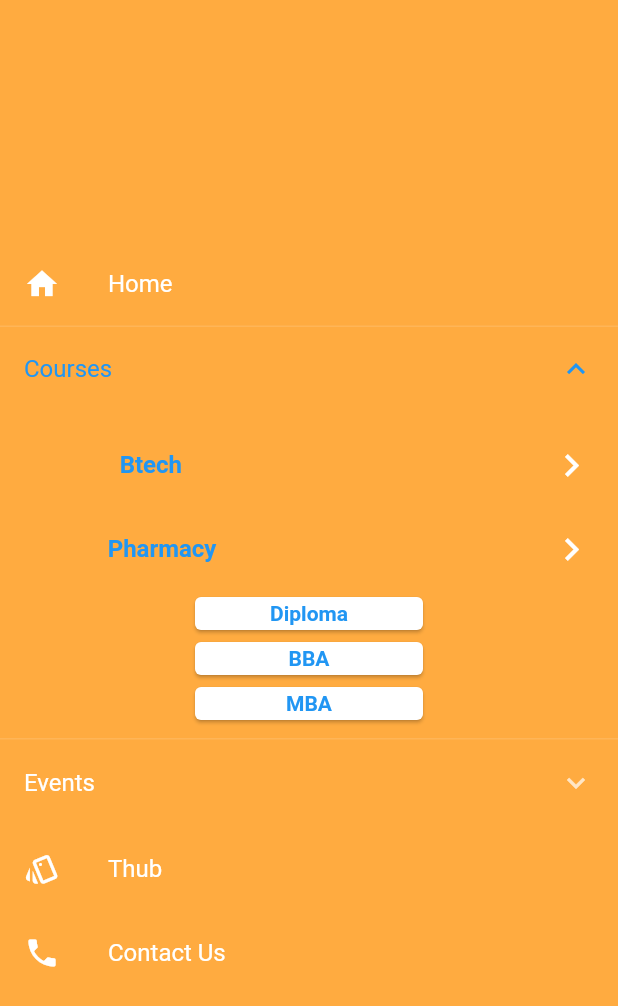
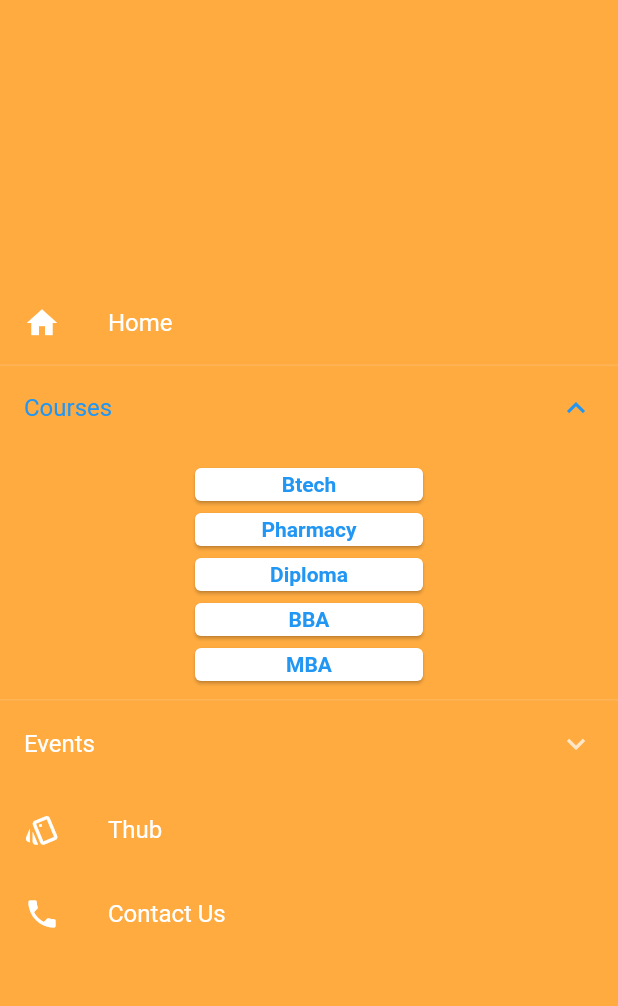
Before and after one commit to 21P31A04N8/Aditya_App, a Flutter app: the MenuScreen screen opened directly with empty values, after a tap on "Courses", on a phone screen of 412 x 824 dp. Shown: the top 1006 px of the screen. Run offline on Flutter 3.47's test engine with Material 2 defaults, Android fonts, the phone set to English and light mode, and no system bars; our stand-ins replace carousel_slider, flutter_zoom_drawer; missing offline and left inert: slide_action; network calls fail; key blocks and very long unbroken strings in the code were emptied for the run.

```diff
--- a/lib/Courses/Btech/ACET/Acet_Brancehes.dart
+++ b/lib/Courses/Btech/ACET/Acet_Brancehes.dart
@@ -18,7 +18,7 @@ class _BranchesState extends State<Branches>
     super.initState();
 
     controller =
-        AnimationController(vsync: this, duration: Duration(seconds: 3));
+        AnimationController(vsync: this, duration: Duration(seconds: 1));
     container = Tween<double>(begin: 200, end: 1000).animate(controller!);
 
     controller!.addListener(() {
--- a/lib/Courses/Btech/ACOE/Acoe_Branches.dart
+++ b/lib/Courses/Btech/ACOE/Acoe_Branches.dart
@@ -1,4 +1,3 @@
-//omm
 import 'package:flutter/cupertino.dart';
 import 'package:flutter/material.dart';
 
--- a/lib/Courses/Btech/Btech.dart
+++ b/lib/Courses/Btech/Btech.dart
@@ -1,6 +1,7 @@
 import 'package:flutter/material.dart';
 import 'package:flutter_zoom_drawer/flutter_zoom_drawer.dart';
 import 'package:myapplication/Courses/Btech/ACET/Acet_home.dart';
+import 'package:myapplication/Courses/Btech/ACOE/Acoe_home.dart';
 
 class Btech extends StatefulWidget {
   const Btech({super.key});
@@ -30,6 +31,9 @@ class _BtechState extends State<Btech> {
             title: Text("Aditya College of Engineering And Technology"),
           ),
           ListTile(
+            onTap: (){
+              Navigator.push(context,MaterialPageRoute(builder: (context)=>Acoe_home()));
+            },
             title: Text("Aditya college of Engineering"),
           ),
         ],
--- a/lib/Home.dart
+++ b/lib/Home.dart
@@ -1,9 +1,6 @@
 import 'package:flutter/material.dart';
 import 'package:flutter_zoom_drawer/flutter_zoom_drawer.dart';
-import 'package:myapplication/Courses/Btech/ACOE/Acoe_home.dart';
 import 'package:myapplication/Courses/Btech/Btech.dart';
-
-import 'Courses/Btech/ACET/Acet_home.dart';
 class Screen extends StatefulWidget {
   const Screen({super.key});
 
@@ -95,53 +92,23 @@ class _MenuScreenState extends State<MenuScreen> {
                   title: Text('Courses'),
                   childrenPadding: EdgeInsets.symmetric(vertical: 8),
                   children: [
-                    ListTile(
-                      title: Text('                Btech',style: TextStyle(color: Colors.blue,fontWeight: FontWeight.bold),),onTap: (){},
-                      trailing: Row(
-                        mainAxisSize: MainAxisSize.min,
-                        children: [
-                          PopupMenuButton(color: Colors.white,itemBuilder: (context){
-                            return [
-                              PopupMenuItem(child: InkWell(onTap: (){
-                                Navigator.push(context, MaterialPageRoute(builder: (context)=>Acet_home()));
-                              },
-                                child: Container(width: double.infinity,
-                                    child: Text('AEC',style: TextStyle(color: Colors.blue,fontWeight: FontWeight.bold),)),
-                              ),
-
-                              ),
-                              PopupMenuItem(child: Text('ACET',style: TextStyle(color: Colors.blue,fontWeight: FontWeight.bold),),
-                              onTap: (){
-                                Navigator.push(context,MaterialPageRoute(builder: (context)=>Acet_home()));
-                              },),
-                              PopupMenuItem(child: InkWell(onTap: (){
-                                Navigator.push(context, MaterialPageRoute(builder: (context)=>Acoe_home()));
-                              },
-                                child: Container(width:double.infinity,
-                                    child: Text('ACOE',style: TextStyle(color: Colors.blue,fontWeight: FontWeight.bold),)),
-                              ))
-                            ];
-                          },
-                            child: Icon(Icons.keyboard_arrow_right,color: Colors.white,size: 30,),
-                          )
-                        ],
+                    InkWell(
+                      onTap: (){
+                        widget.onpagechange(Btech());
+                      },
+                      child: SizedBox(
+                        height: 30,
+                        width: 160,
+                        child: Card(color: Colors.white,
+                          child: Center(child: Text("Btech",style: TextStyle(color: Colors.blue,fontWeight: FontWeight.bold),)),
+                        ),
                       ),
                     ),
-
-                    ListTile(
-                      title: Text('              Pharmacy',style: TextStyle(color: Colors.blue,fontWeight: FontWeight.bold),),onTap: (){},
-                      trailing: Row(
-                        mainAxisSize: MainAxisSize.min,
-                        children: [
-                          PopupMenuButton(color: Colors.white,itemBuilder: (context){
-                            return [
-                              PopupMenuItem(child: Text('APC',style: TextStyle(color: Colors.blue,fontWeight: FontWeight.bold),),),
-                              PopupMenuItem(child: Text('ACP',style: TextStyle(color: Colors.blue,fontWeight: FontWeight.bold),)),
-                             ];
-                          },
-                            child: Icon(Icons.keyboard_arrow_right,color: Colors.white,size: 30,),
-                          )
-                        ],
+                    SizedBox(
+                      height: 30,
+                      width: 160,
+                      child: Card(color: Colors.white,
+                        child: Center(child: Text("Pharmacy",style: TextStyle(color: Colors.blue,fontWeight: FontWeight.bold),)),
                       ),
                     ),
                     SizedBox(
```
